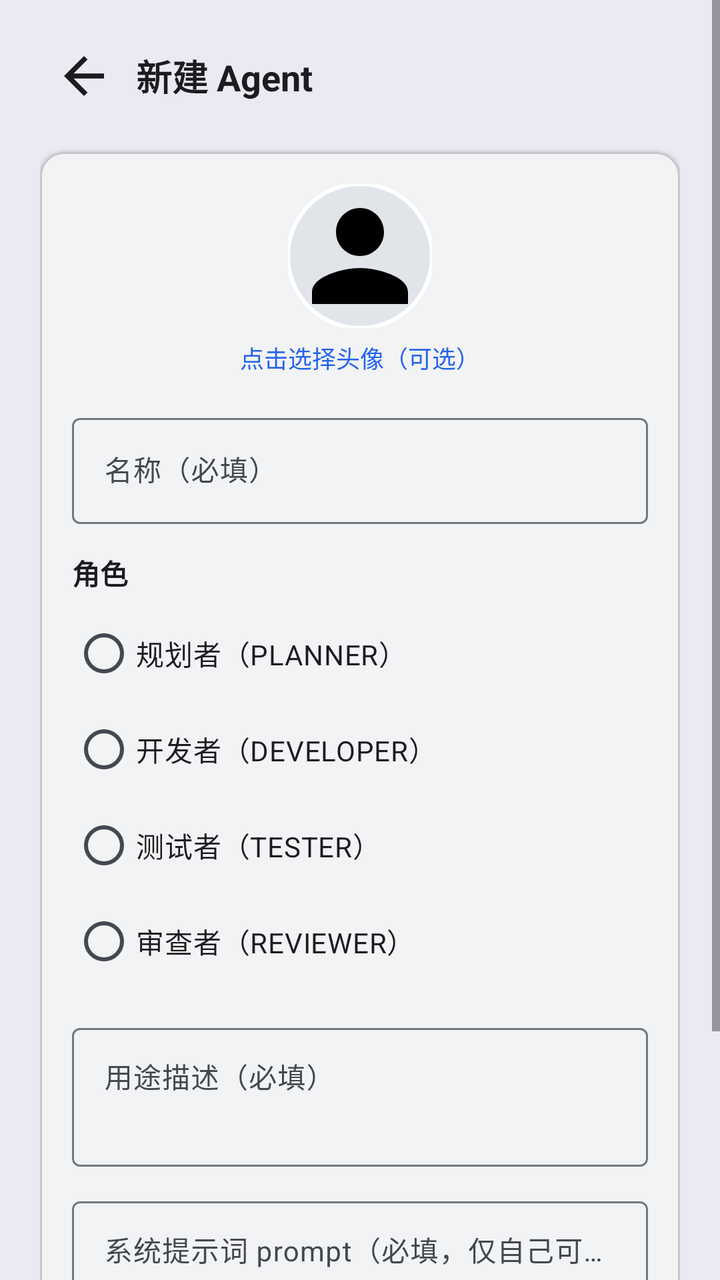
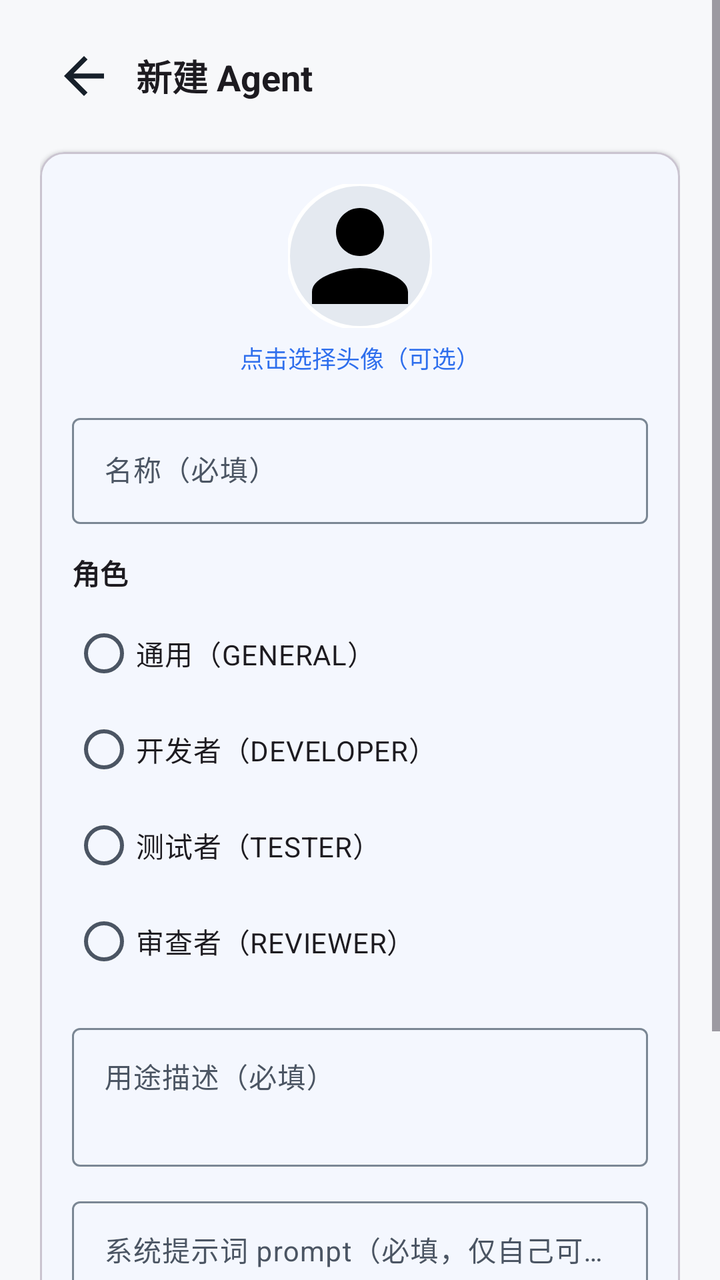

Compare the two renders of this Android layout. The source of the first and the diff that turns it into the second are given below.
<!-- AndroidManifest.xml: application theme Theme.Qgent -->
<!-- res/layout/fragment_agent_edit.xml -->
<?xml version="1.0" encoding="utf-8"?>
<ScrollView xmlns:android="http://schemas.android.com/apk/res/android"
    xmlns:app="http://schemas.android.com/apk/res-auto"
    xmlns:tools="http://schemas.android.com/tools"
    android:layout_width="match_parent"
    android:layout_height="match_parent"
    android:background="?attr/colorSurfaceVariant"
    android:fillViewport="true">

    <LinearLayout
        android:layout_width="match_parent"
        android:layout_height="wrap_content"
        android:orientation="vertical"
        android:paddingStart="20dp"
        android:paddingTop="16dp"
        android:paddingEnd="20dp"
        android:paddingBottom="24dp">

        
        <LinearLayout
            android:layout_width="match_parent"
            android:layout_height="wrap_content"
            android:gravity="center_vertical"
            android:orientation="horizontal">

            <ImageButton
                android:id="@+id/ivBack"
                android:layout_width="44dp"
                android:layout_height="44dp"
                android:background="?attr/selectableItemBackgroundBorderless"
                android:contentDescription="@string/action_back"
                android:src="@drawable/ic_back"
                app:tint="?attr/colorOnBackground" />

            <TextView
                android:id="@+id/tvTitle"
                android:layout_width="wrap_content"
                android:layout_height="wrap_content"
                android:layout_marginStart="4dp"
                android:text="新建 Agent"
                android:textColor="?android:attr/textColorPrimary"
                android:textSize="18sp"
                android:textStyle="bold" />
        </LinearLayout>

        
        <com.google.android.material.card.MaterialCardView
            android:layout_width="match_parent"
            android:layout_height="wrap_content"
            android:layout_marginTop="16dp"
            app:cardBackgroundColor="?attr/colorSurface"
            app:cardCornerRadius="12dp"
            app:cardElevation="1dp">

            <LinearLayout
                android:layout_width="match_parent"
                android:layout_height="wrap_content"
                android:orientation="vertical"
                android:padding="16dp">

                
                <com.google.android.material.imageview.ShapeableImageView
                    android:id="@+id/ivAvatar"
                    android:layout_width="72dp"
                    android:layout_height="72dp"
                    android:layout_gravity="center_horizontal"
                    android:background="@drawable/bg_avatar"
                    android:contentDescription="Agent 头像"
                    android:scaleType="centerCrop"
                    android:src="@drawable/ic_avatar_default"
                    app:shapeAppearanceOverlay="@style/ShapeAppearanceOverlay.App.Avatar"
                    app:strokeColor="@color/white"
                    app:strokeWidth="2dp" />

                <TextView
                    android:layout_width="wrap_content"
                    android:layout_height="wrap_content"
                    android:layout_gravity="center_horizontal"
                    android:layout_marginTop="6dp"
                    android:text="点击选择头像（可选）"
                    android:textColor="@color/primary"
                    android:textSize="12sp" />

                
                <com.google.android.material.textfield.TextInputLayout
                    android:id="@+id/tilName"
                    android:layout_width="match_parent"
                    android:layout_height="wrap_content"
                    android:layout_marginTop="16dp"
                    android:hint="名称（必填）">

                    <com.google.android.material.textfield.TextInputEditText
                        android:id="@+id/etName"
                        android:layout_width="match_parent"
                        android:layout_height="wrap_content"
                        android:maxLines="1"
                        android:textSize="14sp" />
                </com.google.android.material.textfield.TextInputLayout>

                
                <TextView
                    android:layout_width="wrap_content"
                    android:layout_height="wrap_content"
                    android:layout_marginTop="14dp"
                    android:text="角色"
                    android:textColor="?android:attr/textColorPrimary"
                    android:textSize="14sp"
                    android:textStyle="bold" />

                <RadioGroup
                    android:id="@+id/rgRole"
                    android:layout_width="match_parent"
                    android:layout_height="wrap_content"
                    android:layout_marginTop="6dp"
                    android:orientation="vertical">

                    <RadioButton
                        android:id="@+id/rbPlanner"
                        android:layout_width="wrap_content"
                        android:layout_height="wrap_content"
                        android:text="规划者（PLANNER）" />

                    <RadioButton
                        android:id="@+id/rbDeveloper"
                        android:layout_width="wrap_content"
                        android:layout_height="wrap_content"
                        android:text="开发者（DEVELOPER）" />

                    <RadioButton
                        android:id="@+id/rbTester"
                        android:layout_width="wrap_content"
                        android:layout_height="wrap_content"
                        android:text="测试者（TESTER）" />

                    <RadioButton
                        android:id="@+id/rbReviewer"
                        android:layout_width="wrap_content"
                        android:layout_height="wrap_content"
                        android:text="审查者（REVIEWER）" />
                </RadioGroup>

                
                <com.google.android.material.textfield.TextInputLayout
                    android:layout_width="match_parent"
                    android:layout_height="wrap_content"
                    android:layout_marginTop="14dp"
                    android:hint="用途描述（必填）">

                    <com.google.android.material.textfield.TextInputEditText
                        android:id="@+id/etDescription"
                        android:layout_width="match_parent"
                        android:layout_height="wrap_content"
                        android:gravity="top"
                        android:inputType="textMultiLine"
                        android:minLines="2"
                        android:textSize="14sp" />
                </com.google.android.material.textfield.TextInputLayout>

                
                <com.google.android.material.textfield.TextInputLayout
                    android:layout_width="match_parent"
                    android:layout_height="wrap_content"
                    android:layout_marginTop="12dp"
                    android:hint="系统提示词 prompt（必填，仅自己可见）">

                    <com.google.android.material.textfield.TextInputEditText
                        android:id="@+id/etPrompt"
                        android:layout_width="match_parent"
                        android:layout_height="wrap_content"
                        android:gravity="top"
                        android:inputType="textMultiLine"
                        android:minLines="3"
                        android:textSize="14sp" />
                </com.google.android.material.textfield.TextInputLayout>

                
                <com.google.android.material.button.MaterialButton
                    android:id="@+id/btnSave"
                    android:layout_width="match_parent"
                    android:layout_height="wrap_content"
                    android:layout_marginTop="20dp"
                    android:text="保存" />
            </LinearLayout>
        </com.google.android.material.card.MaterialCardView>
    </LinearLayout>
</ScrollView>
<!-- resources referenced by this layout -->
<resources>
  <color name="primary">#2563EB</color>
  <color name="white">#FFFFFFFF</color>
  <!-- drawable bg_avatar (drawable) -->
  <shape xmlns:android="http://schemas.android.com/apk/res/android"
      android:shape="oval">
      <solid android:color="#E1E5EA" />
  </shape>
  <!-- drawable ic_avatar_default (drawable) -->
  <vector xmlns:android="http://schemas.android.com/apk/res/android"
      android:width="24dp"
      android:height="24dp"
      android:viewportWidth="24"
      android:viewportHeight="24">
      <path
          android:fillColor="#FF000000"
          android:pathData="M12,12c2.21,0 4,-1.79 4,-4s-1.79,-4 -4,-4 -4,1.79 -4,4 1.79,4 4,4zM12,14c-2.67,0 -8,1.34 -8,4v2h16v-2c0,-2.66 -5.33,-4 -8,-4z" />
  </vector>
  <!-- drawable ic_back (drawable) -->
  <vector xmlns:android="http://schemas.android.com/apk/res/android"
      android:width="30dp"
      android:height="30dp"
      android:viewportWidth="24"
      android:viewportHeight="24">
      <path
          android:fillColor="#FF000000"
          android:pathData="M20,11L7.83,11l5.59,-5.59L12,4l-8,8 8,8 1.41,-1.41L7.83,13L20,13v-2z" />
  </vector>
  <string name="action_back">返回</string>
  <style name="ShapeAppearanceOverlay.App.Avatar" parent="">
          <item name="cornerFamily">rounded</item>
          <item name="cornerSize">50%</item>
      </style>
  <style name="Theme.Qgent" parent="Base.Theme.Qgent" />
  <style name="Base.Theme.Qgent" parent="Theme.Material3.DayNight.NoActionBar">
          <item name="colorPrimary">@color/navy</item>
          <item name="colorOnPrimary">@color/white</item>
          <item name="colorPrimaryContainer">@color/blue_tint</item>
          <item name="colorOnPrimaryContainer">@color/navy</item>
          <item name="colorSecondary">@color/slate_gray</item>
          <item name="colorOnSecondary">@color/white</item>
          <item name="android:colorBackground">@color/off_white</item>
          <item name="colorSurface">@color/white</item>
          <item name="colorOnSurface">@color/charcoal</item>
          <item name="colorOnBackground">@color/charcoal</item>
          <item name="colorOutline">@color/gray</item>
          <item name="colorSurfaceVariant">@color/light_gray</item>
          <item name="colorOnSurfaceVariant">@color/gray_dark</item>
          <item name="android:statusBarColor">@android:color/transparent</item>
      </style>
  <color name="navy">#00183A</color>
  <color name="blue_tint">#D6E2F5</color>
  <color name="slate_gray">#55617C</color>
  <color name="off_white">#F6F8FB</color>
  <color name="charcoal">#1A1C1E</color>
  <color name="gray">#74777F</color>
  <color name="light_gray">#E9EAF2</color>
  <color name="gray_dark">#44474F</color>
</resources>

<!-- the commit's change to res/layout/fragment_agent_edit.xml (unified diff, before → after) -->
@@ -4,7 +4,7 @@
     xmlns:tools="http://schemas.android.com/tools"
     android:layout_width="match_parent"
     android:layout_height="match_parent"
-    android:background="?attr/colorSurfaceVariant"
+    android:background="@color/off_white"
     android:fillViewport="true">
 
     <LinearLayout
@@ -115,10 +115,10 @@
                     android:orientation="vertical">
 
                     <RadioButton
-                        android:id="@+id/rbPlanner"
+                        android:id="@+id/rbGeneral"
                         android:layout_width="wrap_content"
                         android:layout_height="wrap_content"
-                        android:text="规划者（PLANNER）" />
+                        android:text="通用（GENERAL）" />
 
                     <RadioButton
                         android:id="@+id/rbDeveloper"
<!-- resource entries referenced after the edit -->
@@ -1,11 +1,11 @@
 <!-- resources referenced by this layout -->
 <resources>
-  <color name="primary">#2563EB</color>
+  <color name="primary">#2F6FED</color>
   <color name="white">#FFFFFFFF</color>
   <!-- drawable bg_avatar (drawable) -->
   <shape xmlns:android="http://schemas.android.com/apk/res/android"
       android:shape="oval">
-      <solid android:color="#E1E5EA" />
+      <solid android:color="@color/light_gray" />
   </shape>
   <!-- drawable ic_avatar_default (drawable) -->
   <vector xmlns:android="http://schemas.android.com/apk/res/android"
@@ -34,12 +34,14 @@
       </style>
   <style name="Theme.Qgent" parent="Base.Theme.Qgent" />
   <style name="Base.Theme.Qgent" parent="Theme.Material3.DayNight.NoActionBar">
-          <item name="colorPrimary">@color/navy</item>
+          <item name="colorPrimary">@color/primary</item>
           <item name="colorOnPrimary">@color/white</item>
-          <item name="colorPrimaryContainer">@color/blue_tint</item>
-          <item name="colorOnPrimaryContainer">@color/navy</item>
-          <item name="colorSecondary">@color/slate_gray</item>
+          <item name="colorPrimaryContainer">@color/primary_container</item>
+          <item name="colorOnPrimaryContainer">@color/on_primary_container</item>
+          <item name="colorSecondary">@color/teal</item>
           <item name="colorOnSecondary">@color/white</item>
+          <item name="colorTertiary">@color/status_yellow</item>
+          <item name="colorOnTertiary">@color/white</item>
           <item name="android:colorBackground">@color/off_white</item>
           <item name="colorSurface">@color/white</item>
           <item name="colorOnSurface">@color/charcoal</item>
@@ -49,13 +51,14 @@
           <item name="colorOnSurfaceVariant">@color/gray_dark</item>
           <item name="android:statusBarColor">@android:color/transparent</item>
       </style>
-  <color name="navy">#00183A</color>
-  <color name="blue_tint">#D6E2F5</color>
-  <color name="slate_gray">#55617C</color>
-  <color name="off_white">#F6F8FB</color>
-  <color name="charcoal">#1A1C1E</color>
-  <color name="gray">#74777F</color>
-  <color name="light_gray">#E9EAF2</color>
-  <color name="gray_dark">#44474F</color>
+  <color name="primary_container">#E6F0FF</color>
+  <color name="on_primary_container">#001B3C</color>
+  <color name="teal">#137C8A</color>
+  <color name="status_yellow">#B7791F</color>
+  <color name="off_white">#F7F8FA</color>
+  <color name="charcoal">#17202A</color>
+  <color name="gray">#7B8794</color>
+  <color name="light_gray">#E4E9F0</color>
+  <color name="gray_dark">#4B5563</color>
 </resources>
 
